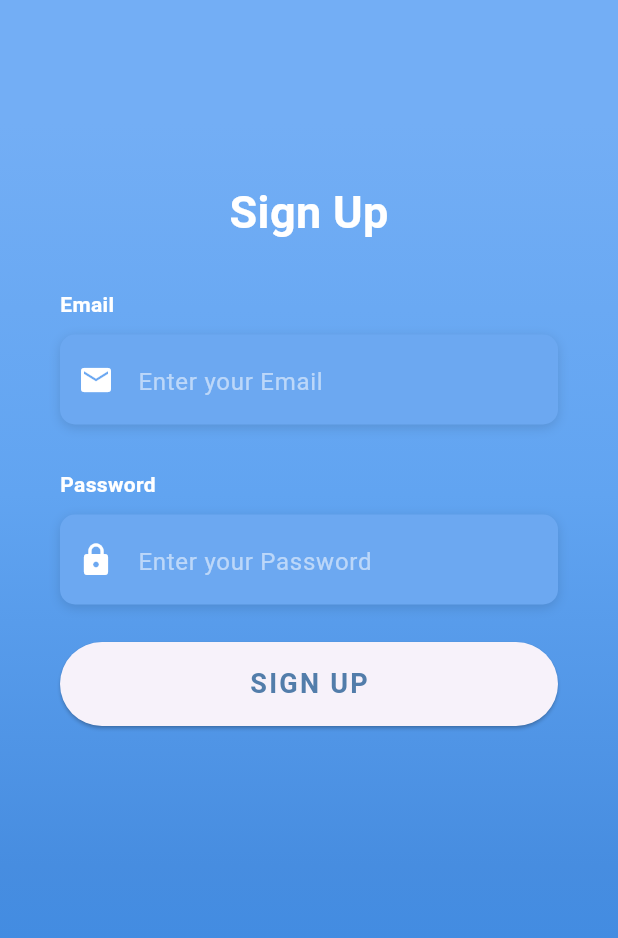
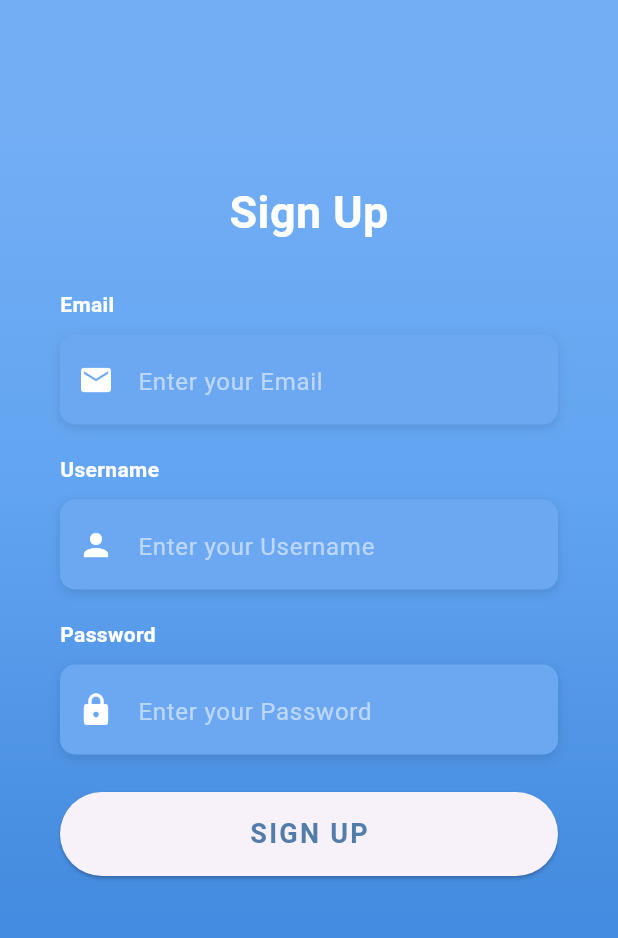
Before and after one commit to IK-49/Scribe, a Flutter app: the SignUpPage screen opened directly, after a tap on "SIGN UP", on a phone screen of 412 x 824 dp. Shown: the top 938 px of the screen. Run offline on Flutter 3.47's test engine with Material 3 defaults, Android fonts, the phone set to English and light mode, and no system bars; our stand-ins replace firebase_auth, firebase_core; missing offline and left inert: flutter_quill; accounts and stored records are empty; network calls fail; Roboto replaces fonts that are missing (OpenSans).

Commit message:
display name
- display name now shows up on posted
- asks for display name on sign up

```diff
--- a/lib/login_pages/sign_up.dart
+++ b/lib/login_pages/sign_up.dart
@@ -11,6 +11,7 @@ class SignUpPage extends StatefulWidget {
 
 class _SignUpPageState extends State<SignUpPage> {
   final TextEditingController _emailController = TextEditingController();
+  final TextEditingController _displayNameController = TextEditingController();
   final TextEditingController _passwordController = TextEditingController();
 
   Widget _buildEmailTF() {
@@ -41,6 +42,42 @@ class _SignUpPageState extends State<SignUpPage> {
                 color: Colors.white,
               ),
               hintText: 'Enter your Email',
+              hintStyle: kHintTextStyle,
+            ),
+          ),
+        ),
+      ],
+    );
+  }
+
+  Widget _buildDisplayNameTF() {
+    return Column(
+      crossAxisAlignment: CrossAxisAlignment.start,
+      children: <Widget>[
+        Text(
+          'Username',
+          style: kLabelStyle,
+        ),
+        SizedBox(height: 10.0),
+        Container(
+          alignment: Alignment.centerLeft,
+          decoration: kBoxDecorationStyle,
+          height: 60.0,
+          child: TextField(
+            controller: _displayNameController,
+            keyboardType: TextInputType.name,
+            style: TextStyle(
+              color: Colors.white,
+              fontFamily: 'OpenSans',
+            ),
+            decoration: InputDecoration(
+              border: InputBorder.none,
+              contentPadding: EdgeInsets.only(top: 14.0),
+              prefixIcon: Icon(
+                Icons.person,
+                color: Colors.white,
+              ),
+              hintText: 'Enter your Username',
               hintStyle: kHintTextStyle,
             ),
           ),
@@ -92,12 +129,16 @@ class _SignUpPageState extends State<SignUpPage> {
       child: ElevatedButton(
         onPressed: () async {
           final String email = _emailController.text.trim();
+          final String displayName = _displayNameController.text.trim();
           final String password = _passwordController.text.trim();
 
           try {
             final UserCredential userCredential = await FirebaseAuth.instance
                 .createUserWithEmailAndPassword(email: email, password: password);
-
+            User? user = FirebaseAuth.instance.currentUser;
+            await user?.updateProfile(displayName: displayName);
+            await user?.reload();
+            user = FirebaseAuth.instance.currentUser;
             print('User registered successfully!');
             Navigator.push(context, MaterialPageRoute(builder: (context) => MainScreen()));
           } on FirebaseAuthException catch (e) {
@@ -179,7 +220,9 @@ class _SignUpPageState extends State<SignUpPage> {
                       ),
                       SizedBox(height: 30.0),
                       _buildEmailTF(),
-                      SizedBox(height: 30.0),
+                      SizedBox(height: 20.0),
+                      _buildDisplayNameTF(),
+                      SizedBox(height: 20.0),
                       _buildPasswordTF(),
                       _buildSignUpBtn(),
                     ],
--- a/lib/post/new_post.dart
+++ b/lib/post/new_post.dart
@@ -1,3 +1,4 @@
+import 'package:firebase_auth/firebase_auth.dart';
 import 'package:flutter/material.dart';
 import 'package:flutter_quill/flutter_quill.dart' as quill;
 import 'package:flutter_quill/flutter_quill.dart';
@@ -23,7 +24,7 @@ class _NewPostState extends State<NewPost> {
         : postContent;
 
     final postDetails = {
-      "user": "anon",
+      "user": FirebaseAuth.instance.currentUser?.displayName.toString(),
       "title": postTitle,
       "preview": preview,
     };
```
